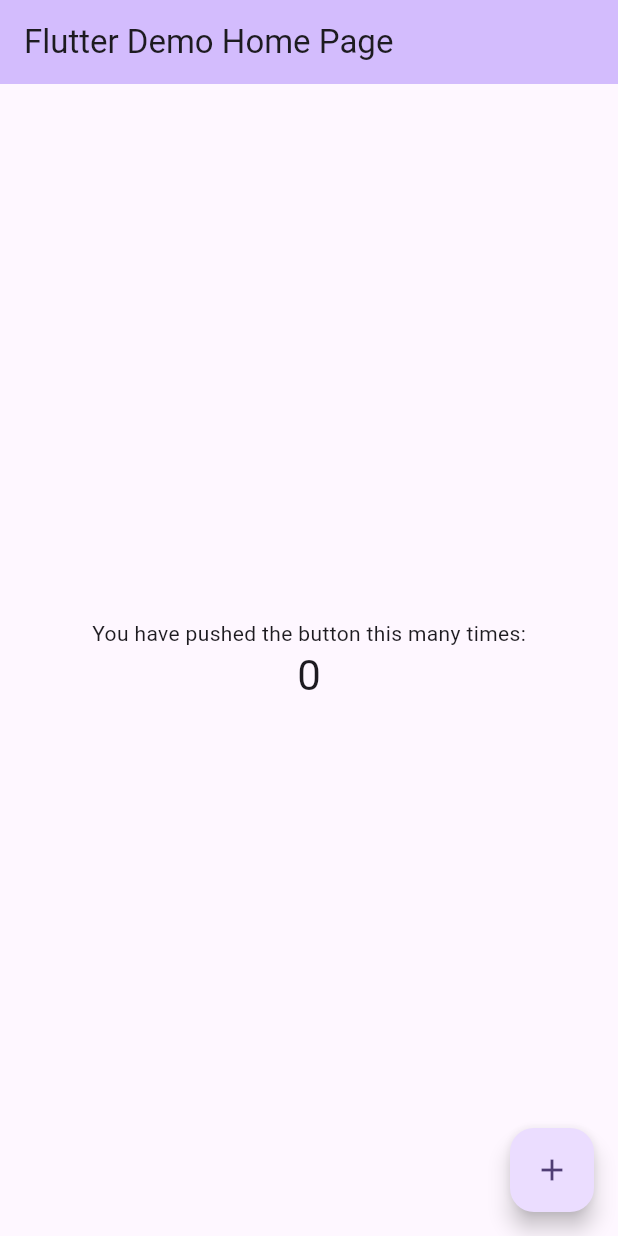
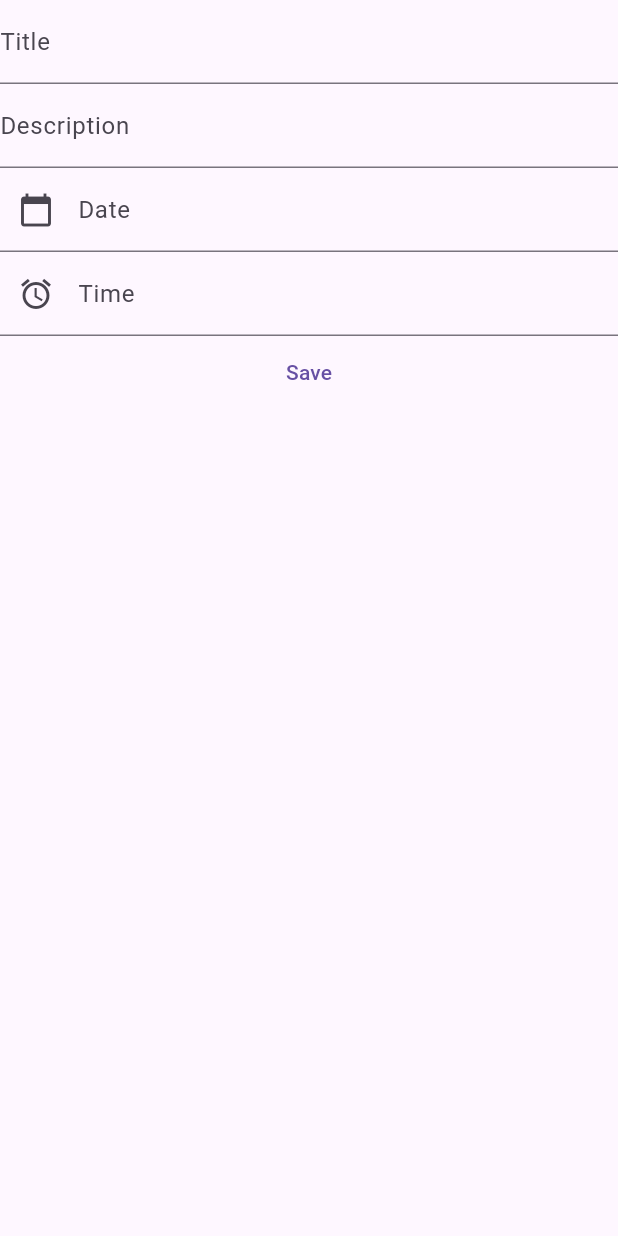
Before and after one commit to kaleabtesfaye01/task_management_app, a Flutter app: the screen it shows after launch, on a phone screen of 412 x 824 dp. Run offline on Flutter 3.47's test engine with Material 3 defaults, Android fonts, the phone set to English and light mode, and no system bars.

Commit message:
add initial UI for user input

```diff
--- a/lib/main.dart
+++ b/lib/main.dart
@@ -1,125 +1,18 @@
 import 'package:flutter/material.dart';
+import 'package:task_management_app/ui/task_input_view.dart';
 
 void main() {
   runApp(const MyApp());
 }
 
-class MyApp extends StatelessWidget {
+class MyApp extends StatelessWidget{
   const MyApp({super.key});
 
-  // This widget is the root of your application.
   @override
   Widget build(BuildContext context) {
-    return MaterialApp(
-      title: 'Flutter Demo',
-      theme: ThemeData(
-        // This is the theme of your application.
-        //
-        // TRY THIS: Try running your application with "flutter run". You'll see
-        // the application has a purple toolbar. Then, without quitting the app,
-        // try changing the seedColor in the colorScheme below to Colors.green
-        // and then invoke "hot reload" (save your changes or press the "hot
-        // reload" button in a Flutter-supported IDE, or press "r" if you used
-        // the command line to start the app).
-        //
-        // Notice that the counter didn't reset back to zero; the application
-        // state is not lost during the reload. To reset the state, use hot
-        // restart instead.
-        //
-        // This works for code too, not just values: Most code changes can be
-        // tested with just a hot reload.
-        colorScheme: ColorScheme.fromSeed(seedColor: Colors.deepPurple),
-        useMaterial3: true,
-      ),
-      home: const MyHomePage(title: 'Flutter Demo Home Page'),
+    return const MaterialApp(
+      debugShowCheckedModeBanner: false,
+      home: TaskInputView(),
     );
   }
 }
-
-class MyHomePage extends StatefulWidget {
-  const MyHomePage({super.key, required this.title});
-
-  // This widget is the home page of your application. It is stateful, meaning
-  // that it has a State object (defined below) that contains fields that affect
-  // how it looks.
-
-  // This class is the configuration for the state. It holds the values (in this
-  // case the title) provided by the parent (in this case the App widget) and
-  // used by the build method of the State. Fields in a Widget subclass are
-  // always marked "final".
-
-  final String title;
-
-  @override
-  State<MyHomePage> createState() => _MyHomePageState();
-}
-
-class _MyHomePageState extends State<MyHomePage> {
-  int _counter = 0;
-
-  void _incrementCounter() {
-    setState(() {
-      // This call to setState tells the Flutter framework that something has
-      // changed in this State, which causes it to rerun the build method below
-      // so that the display can reflect the updated values. If we changed
-      // _counter without calling setState(), then the build method would not be
-      // called again, and so nothing would appear to happen.
-      _counter++;
-    });
-  }
-
-  @override
-  Widget build(BuildContext context) {
-    // This method is rerun every time setState is called, for instance as done
-    // by the _incrementCounter method above.
-    //
-    // The Flutter framework has been optimized to make rerunning build methods
-    // fast, so that you can just rebuild anything that needs updating rather
-    // than having to individually change instances of widgets.
-    return Scaffold(
-      appBar: AppBar(
-        // TRY THIS: Try changing the color here to a specific color (to
-        // Colors.amber, perhaps?) and trigger a hot reload to see the AppBar
-        // change color while the other colors stay the same.
-        backgroundColor: Theme.of(context).colorScheme.inversePrimary,
-        // Here we take the value from the MyHomePage object that was created by
-        // the App.build method, and use it to set our appbar title.
-        title: Text(widget.title),
-      ),
-      body: Center(
-        // Center is a layout widget. It takes a single child and positions it
-        // in the middle of the parent.
-        child: Column(
-          // Column is also a layout widget. It takes a list of children and
-          // arranges them vertically. By default, it sizes itself to fit its
-          // children horizontally, and tries to be as tall as its parent.
-          //
-          // Column has various properties to control how it sizes itself and
-          // how it positions its children. Here we use mainAxisAlignment to
-          // center the children vertically; the main axis here is the vertical
-          // axis because Columns are vertical (the cross axis would be
-          // horizontal).
-          //
-          // TRY THIS: Invoke "debug painting" (choose the "Toggle Debug Paint"
-          // action in the IDE, or press "p" in the console), to see the
-          // wireframe for each widget.
-          mainAxisAlignment: MainAxisAlignment.center,
-          children: <Widget>[
-            const Text(
-              'You have pushed the button this many times:',
-            ),
-            Text(
-              '$_counter',
-              style: Theme.of(context).textTheme.headlineMedium,
-            ),
-          ],
-        ),
-      ),
-      floatingActionButton: FloatingActionButton(
-        onPressed: _incrementCounter,
-        tooltip: 'Increment',
-        child: const Icon(Icons.add),
-      ), // This trailing comma makes auto-formatting nicer for build methods.
-    );
-  }
-}
--- /dev/null
+++ b/lib/ui/task_input_view.dart
@@ -0,0 +1,95 @@
+import 'package:flutter/material.dart';
+
+class TaskInputView extends StatefulWidget {
+  const TaskInputView({super.key});
+
+  @override
+  State<TaskInputView> createState() => _TaskInputViewState();
+}
+
+class _TaskInputViewState extends State<TaskInputView> {
+  // variables
+  DateTime? _date;
+  TimeOfDay? _time;
+  final TextEditingController _datecontroller = TextEditingController();
+  final TextEditingController _timecontroller = TextEditingController();
+  final TextEditingController _titlecontroller = TextEditingController();
+  final TextEditingController _descriptioncontroller = TextEditingController();
+
+  // methods
+  Future<void> _selectDate() async {
+    _date = await showDatePicker(
+        context: context,
+        initialDate: _date ?? DateTime.now(),
+        firstDate: DateTime.now(),
+        lastDate: DateTime(2100)
+    );
+
+    if (_date != null) {
+      setState(() {
+        _datecontroller.text = _date.toString().split(" ")[0];
+      });
+    }
+  }
+
+  Future<void> _selectTime() async {
+    _time = await showTimePicker(
+      context: context,
+      initialTime: _time ?? TimeOfDay.now()
+      );
+
+    if (_time != null) {
+      setState(() {
+        _timecontroller.text = '${_time!.hour}:${_time!.minute}';
+      });
+    }
+  }
+
+  // UI
+  @override
+  Widget build(BuildContext context) {
+    return Scaffold(
+      body: SafeArea(
+        child: Column(
+          children: [
+            TextField(
+              controller: _titlecontroller,
+              decoration: const InputDecoration(labelText: 'Title'),
+            ),
+            TextField(
+              controller: _descriptioncontroller,
+              decoration: const InputDecoration(labelText: 'Description'),
+            ),
+            TextField(
+              controller: _datecontroller,
+              decoration: const InputDecoration(
+                  labelText: 'Date',
+                  prefixIcon: Icon(Icons.calendar_today),
+              ),
+              readOnly: true,
+              onTap: () => _selectDate(),
+            ),
+            TextField(
+              controller: _timecontroller,
+              decoration: const InputDecoration(
+                labelText: 'Time',
+                prefixIcon: Icon(Icons.access_alarm)
+              ),
+              readOnly: true,
+              onTap: () => _selectTime(),
+            ),
+            TextButton(
+              onPressed: () {
+                print(_titlecontroller.text);
+                print(_descriptioncontroller.text);
+                print(_datecontroller.text);
+                print(_timecontroller.text);
+              },
+              child: Text('Save')
+              )
+          ],
+        ),
+      ),
+    );
+  }
+}
```
